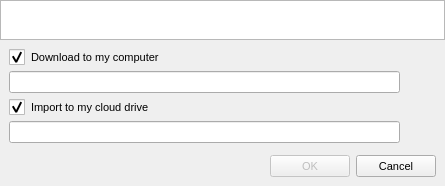
Qt form Source/MEGASync/gui/ImportMegaLinksDialog.ui (meganz/MEGAsync) before a commit.
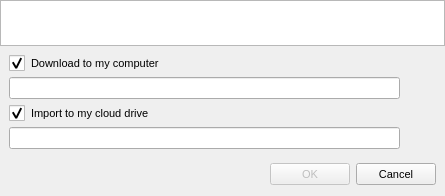
The same form after that commit. Icons and pictures are not drawn.

What changed in the file:
```diff
--- a/Source/MEGASync/gui/ImportMegaLinksDialog.ui
+++ b/Source/MEGASync/gui/ImportMegaLinksDialog.ui
@@ -7,7 +7,7 @@
     <x>0</x>
     <y>0</y>
     <width>445</width>
-    <height>186</height>
+    <height>196</height>
    </rect>
   </property>
   <property name="sizePolicy">
@@ -19,7 +19,7 @@
   <property name="minimumSize">
    <size>
     <width>445</width>
-    <height>186</height>
+    <height>196</height>
    </size>
   </property>
   <property name="maximumSize">
@@ -148,7 +148,7 @@
            <property name="minimumSize">
             <size>
              <width>24</width>
-             <height>14</height>
+             <height>16</height>
             </size>
            </property>
            <property name="maximumSize">
@@ -253,6 +253,12 @@
       </item>
       <item>
        <widget class="QWidget" name="widget_4" native="true">
+        <property name="minimumSize">
+         <size>
+          <width>0</width>
+          <height>32</height>
+         </size>
+        </property>
         <property name="maximumSize">
          <size>
           <width>16777215</width>
```
